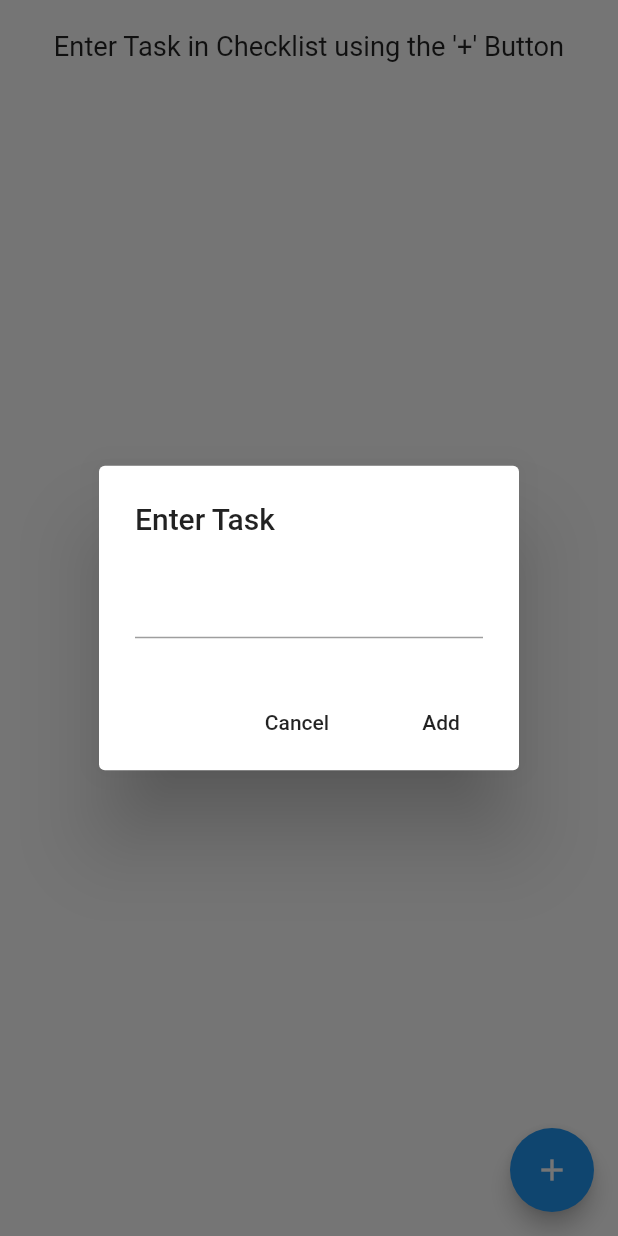
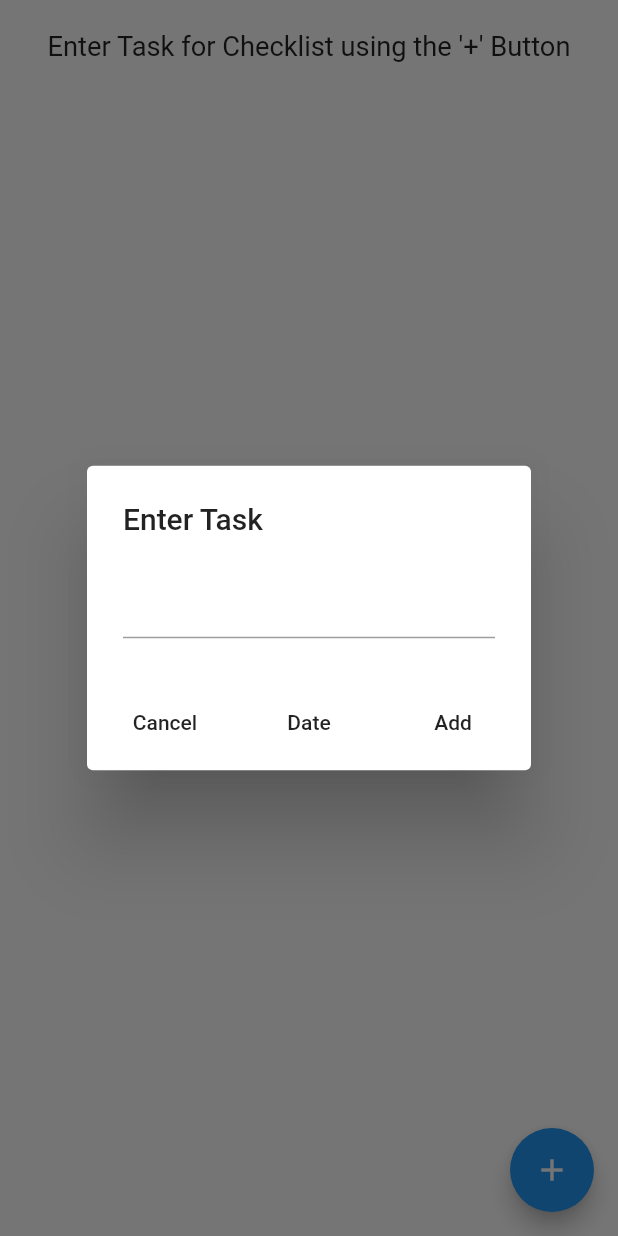
Before and after one commit to jmatamata/Spring2021Advanced-ACM_WidgetMobileApp, a Flutter app: the ChecklistPage screen opened directly, after a tap on the "add" icon, on a phone screen of 412 x 824 dp. Run offline on Flutter 3.47's test engine with Material 2 defaults, Android fonts, the phone set to English and light mode, and no system bars.

Commit message:
Now able to add task deadlines. Still looks "beta". (Stable)

```diff
--- a/lib/checklist_bloc.dart
+++ b/lib/checklist_bloc.dart
@@ -47,19 +47,34 @@ class Task {
 
   bool _completeStatus = false;
 
-  Task(String userTaskName, [userCompleteStatus = false]) {
+  DateTime _taskDeadline;
+
+  Task(String userTaskName, DateTime userTaskDeadline,
+      [bool userCompleteStatus = false]) {
     _taskName = userTaskName;
 
     _completeStatus = userCompleteStatus;
+
+    _taskDeadline = userTaskDeadline;
   }
 
   String get getTaskName => _taskName;
 
   bool get getTaskCompleteStatus => _completeStatus;
 
+  DateTime get getTaskDeadline => _taskDeadline;
+
   changeStatus() {
     _completeStatus = !_completeStatus;
   }
+}
+
+class TaskDataReturnType {
+  String taskName;
+
+  DateTime taskDeadline;
+
+  TaskDataReturnType(this.taskName, this.taskDeadline);
 }
 
 class TaskList {
--- a/lib/checklist_page.dart
+++ b/lib/checklist_page.dart
@@ -9,8 +9,12 @@ class ChecklistPage extends StatefulWidget {
 class _ChecklistState extends State<ChecklistPage> {
   final checklistBloc = ChecklistBloc();
 
-  Future<String> createAlertDialog(BuildContext context) {
+  Future<TaskDataReturnType> createAlertDialog(BuildContext context) {
     TextEditingController customController = TextEditingController();
+
+    String _tempTaskName;
+
+    DateTime _tempTaskDeadline;
 
     return showDialog(
         context: context,
@@ -29,13 +33,35 @@ class _ChecklistState extends State<ChecklistPage> {
                   }),
               MaterialButton(
                   elevation: 5.0,
+                  child: Text("Date"),
+                  onPressed: () {
+                    createTimeDialog(context).then((date) {
+                      _tempTaskDeadline = date;
+                    });
+                  }),
+              MaterialButton(
+                  elevation: 5.0,
                   child: Text("Add"),
                   onPressed: () {
-                    Navigator.of(context).pop(customController.text.toString());
+                    _tempTaskName = customController.text.toString();
+
+                    Navigator.of(context).pop(
+                        TaskDataReturnType(_tempTaskName, _tempTaskDeadline));
                   }),
             ],
           );
         });
+  }
+
+  Future<DateTime> createTimeDialog(BuildContext context) {
+    return showDatePicker(
+      context: context,
+      initialDate: DateTime.now(),
+      firstDate: DateTime.now(),
+      lastDate: DateTime(2222),
+    ).then((date) {
+      return date;
+    });
   }
 
   @override
@@ -62,12 +88,14 @@ class _ChecklistState extends State<ChecklistPage> {
                       ? snapshot.data.getTaskList
                       : <Task>[];
 
-              return (tempTaskList.length != 0)
+              return (0 < tempTaskList.length)
                   ? ListView.builder(
                       itemCount: tempTaskList.length,
                       itemBuilder: (context, index) {
                         return CheckboxListTile(
                           title: Text(tempTaskList[index].getTaskName),
+                          subtitle: Text(
+                              tempTaskList[index].getTaskDeadline.toString()),
                           value: tempTaskList[index].getTaskCompleteStatus,
                           controlAffinity: ListTileControlAffinity.leading,
                           activeColor: Colors.green,
@@ -93,7 +121,7 @@ class _ChecklistState extends State<ChecklistPage> {
                   : Padding(
                       padding: const EdgeInsets.fromLTRB(0.0, 20.0, 0.0, 0.0),
                       child: Text(
-                        "Enter Task in Checklist using the '+' Button",
+                        "Enter Task for Checklist using the '+' Button",
                         textAlign: TextAlign.center,
                         textScaleFactor: 1.3,
                       ),
@@ -103,11 +131,17 @@ class _ChecklistState extends State<ChecklistPage> {
       floatingActionButton: FloatingActionButton(
         child: Icon(Icons.add),
         onPressed: () {
-          createAlertDialog(context).then((onValue) {
-            if (onValue == null)
-              checklistBloc.taskSink.add(null);
-            else
-              checklistBloc.taskSink.add(Task(onValue.trim()));
+          createAlertDialog(context).then((taskData) {
+            if (taskData != null) {
+              if (taskData.taskName == null)
+                checklistBloc.taskSink.add(null);
+              else if (taskData.taskDeadline == null)
+                checklistBloc.taskSink
+                    .add(Task(taskData.taskName, DateTime.now()));
+              else
+                checklistBloc.taskSink
+                    .add(Task(taskData.taskName, taskData.taskDeadline));
+            }
           });
         },
       ),
```
